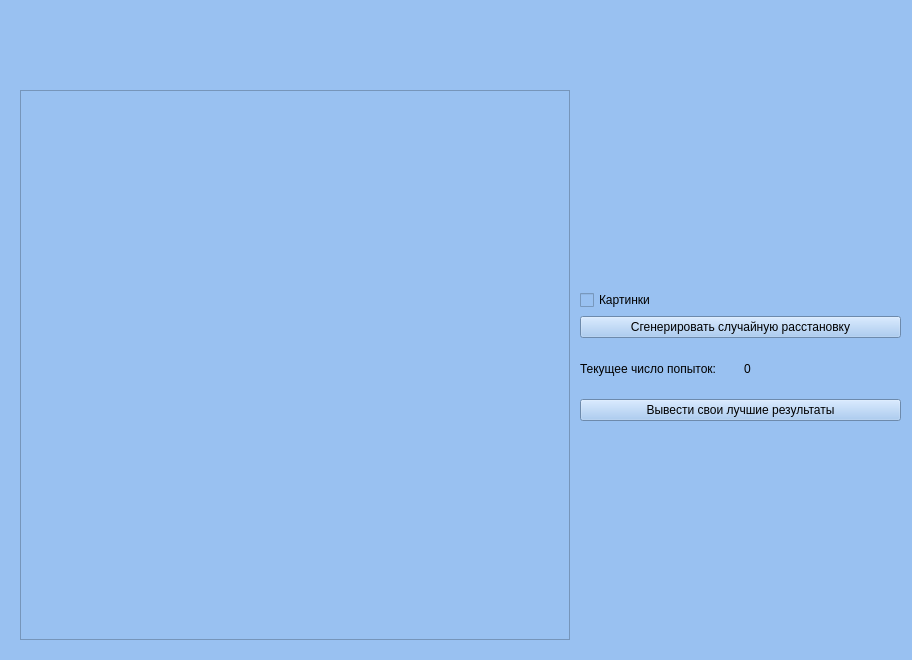
Above: 15-puzzle/puzzle15.ui from 4rt3mio/Kursovaya before the change. Below: the same form after it.
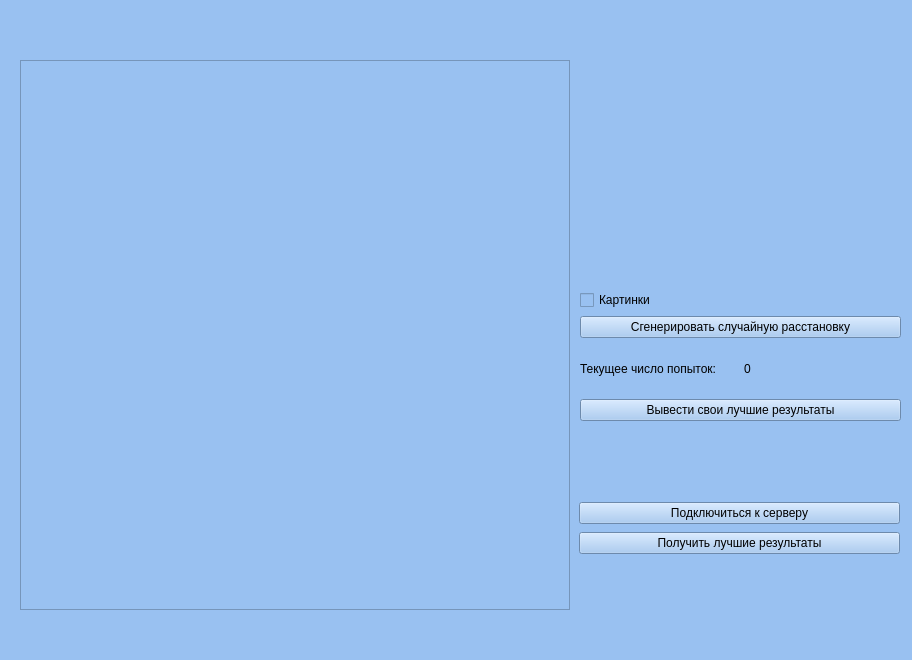
That is the form after the change. Icons and pictures are not drawn.

Commit message: add my server and client

Patch:
```diff
--- a/15-puzzle/puzzle15.ui
+++ b/15-puzzle/puzzle15.ui
@@ -20,7 +20,7 @@
    <property name="geometry">
     <rect>
      <x>20</x>
-     <y>90</y>
+     <y>60</y>
      <width>550</width>
      <height>550</height>
     </rect>
@@ -89,6 +89,32 @@
     </item>
    </layout>
   </widget>
+  <widget class="QWidget" name="">
+   <property name="geometry">
+    <rect>
+     <x>579</x>
+     <y>500</y>
+     <width>321</width>
+     <height>58</height>
+    </rect>
+   </property>
+   <layout class="QVBoxLayout" name="verticalLayout_2">
+    <item>
+     <widget class="QPushButton" name="bnt_connect_to_server">
+      <property name="text">
+       <string>Подключиться к серверу</string>
+      </property>
+     </widget>
+    </item>
+    <item>
+     <widget class="QPushButton" name="bnt_servr_result">
+      <property name="text">
+       <string>Получить лучшие результаты</string>
+      </property>
+     </widget>
+    </item>
+   </layout>
+  </widget>
  </widget>
  <resources/>
  <connections/>
```
The commit also changes 17 other files.
